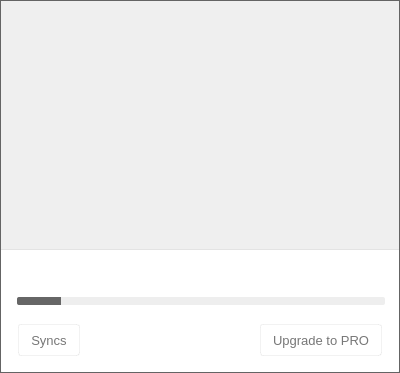
Old version of the form src/MEGASync/gui/linux/InfoDialog.ui in the repository meganz/MEGAsync.
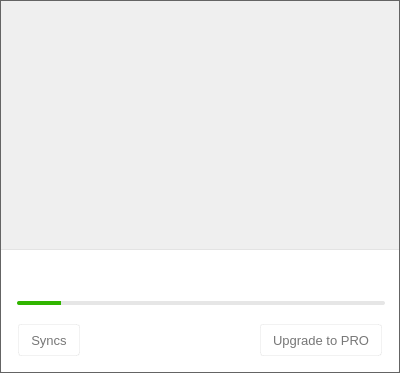
New version of the form. Icons and pictures are not drawn. Custom widgets are drawn as their Qt base class.

Commit message: Restyling Info Dialog: - Replace old assets of header for new ones - Adjust layout and bottom widget (progressbar styles, overquota style) - Include new status widget to reflect MEGAsync state and manage pause states - Other minor layout fixes and adjustments

What changed in the file:
```diff
--- a/src/MEGASync/gui/linux/InfoDialog.ui
+++ b/src/MEGASync/gui/linux/InfoDialog.ui
@@ -35,15 +35,6 @@
 {
 	border: none;
 }
-QPushButton#bSettings:hover
-{
-	image: url(://images/tray_preferences_over_ico.png);
-}
-
-QPushButton#bTransferManager:hover
-{
-	image: url(://images/tray_transfer_manager_ico_over.png);
-}
 
 #wContainerHeader
 {
@@ -135,7 +126,7 @@
 
 QProgressBar#pUsageStorage, QProgressBar#pUsageQuota
 {
-background-color: #EEEEEE;
+background-color: #E6E6E6;
 border-radius: 2px;
 }
 
@@ -145,14 +136,25 @@
 border-radius: 2px;
 }
                                                             
-QProgressBar#pUsageStorage::chunk, QProgressBar#pUsageQuota::chunk{
-background-color: #666666;
+QProgressBar#pUsageStorage::chunk{
+background-color: #2BA6DE;
 border-top-left-radius: 2px;
 border-bottom-left-radius: 2px;
 }
 
-QProgressBar#pUsageStorage::chunk[crossedge=true] , QProgressBar#pUsageQuota::chunk[crossedge=true]{
-background-color: #666666;
+QProgressBar#pUsageQuota::chunk{
+background-color: #31B500;
+border-top-left-radius: 2px;
+border-bottom-left-radius: 2px;
+}
+
+QProgressBar#pUsageStorage::chunk[crossedge=true] {
+background-color: #2BA6DE;
+border-radius: 2px;
+}
+
+QProgressBar#pUsageQuota::chunk[crossedge=true]{
+background-color: #31B500;
 border-radius: 2px;
 }
 
@@ -1718,13 +1720,13 @@
                   <property name="minimumSize">
                    <size>
                     <width>368</width>
-                    <height>8</height>
+                    <height>4</height>
                    </size>
                   </property>
                   <property name="maximumSize">
                    <size>
                     <width>368</width>
-                    <height>8</height>
+                    <height>4</height>
                    </size>
                   </property>
                   <property name="value">
@@ -1881,6 +1883,12 @@
    <header location="global">AvatarWidget.h</header>
    <container>1</container>
   </customwidget>
+  <customwidget>
+   <class>StatusInfo</class>
+   <extends>QWidget</extends>
+   <header location="global">StatusInfo.h</header>
+   <container>1</container>
+  </customwidget>
  </customwidgets>
  <tabstops>
   <tabstop>bSettings</tabstop>
```
Left out of the diff: 20 changed lines with no effect on the pictures. The commit also changes 28 other files.
